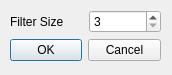
Old version of the form simpleProcessing/dialog/dialogsize.ui in the repository KKyang/Image-Processing.
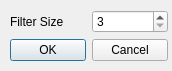
New version of the form. Icons and pictures are not drawn.

The edit to the form file:
```diff
--- a/simpleProcessing/dialog/dialogsize.ui
+++ b/simpleProcessing/dialog/dialogsize.ui
@@ -7,7 +7,7 @@
     <x>0</x>
     <y>0</y>
     <width>172</width>
-    <height>75</height>
+    <height>71</height>
    </rect>
   </property>
   <property name="windowTitle">
@@ -22,8 +22,8 @@
     <rect>
      <x>10</x>
      <y>10</y>
-     <width>151</width>
-     <height>51</height>
+     <width>158</width>
+     <height>53</height>
     </rect>
    </property>
    <layout class="QVBoxLayout" name="verticalLayout">
@@ -44,6 +44,9 @@
         <property name="singleStep">
          <number>2</number>
         </property>
+        <property name="value">
+         <number>3</number>
+        </property>
        </widget>
       </item>
      </layout>
```
